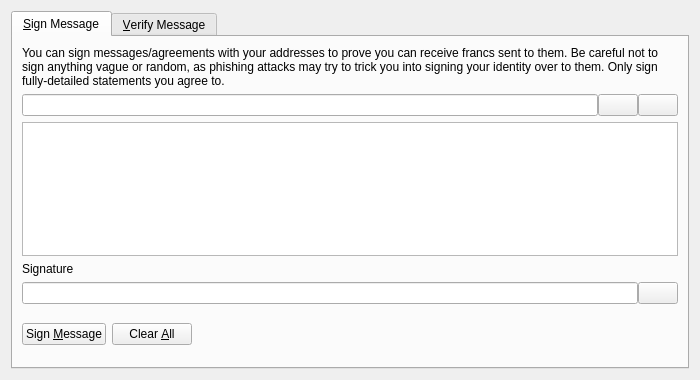
First picture: the form in franccore/src/qt/forms/signverifymessagedialog.ui, repository NicolasChoukroun/Franc, before the edit.
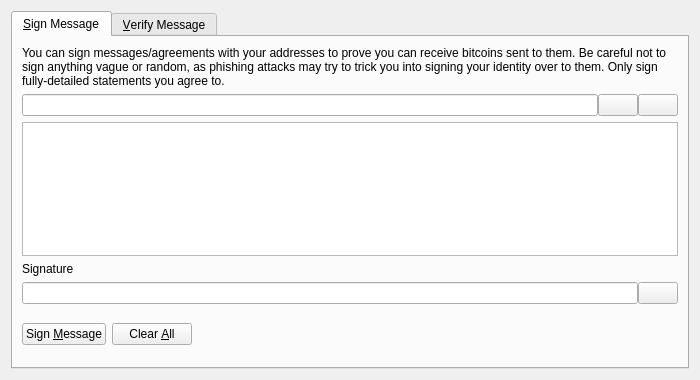
Second picture: the form after the edit. Icons and pictures are not drawn. Custom widgets are drawn as their Qt base class.

Commit message: Merge with 0.19 Bitcoin core

Patch:
```diff
--- a/franccore/src/qt/forms/signverifymessagedialog.ui
+++ b/franccore/src/qt/forms/signverifymessagedialog.ui
@@ -30,7 +30,7 @@
        <item>
         <widget class="QLabel" name="infoLabel_SM">
          <property name="text">
-          <string>You can sign messages/agreements with your addresses to prove you can receive francs sent to them. Be careful not to sign anything vague or random, as phishing attacks may try to trick you into signing your identity over to them. Only sign fully-detailed statements you agree to.</string>
+          <string>You can sign messages/agreements with your addresses to prove you can receive bitcoins sent to them. Be careful not to sign anything vague or random, as phishing attacks may try to trick you into signing your identity over to them. Only sign fully-detailed statements you agree to.</string>
          </property>
          <property name="textFormat">
           <enum>Qt::PlainText</enum>
```
Left out of the diff: 24 changed lines with no effect on the pictures. The commit also changes 1410 other files.
